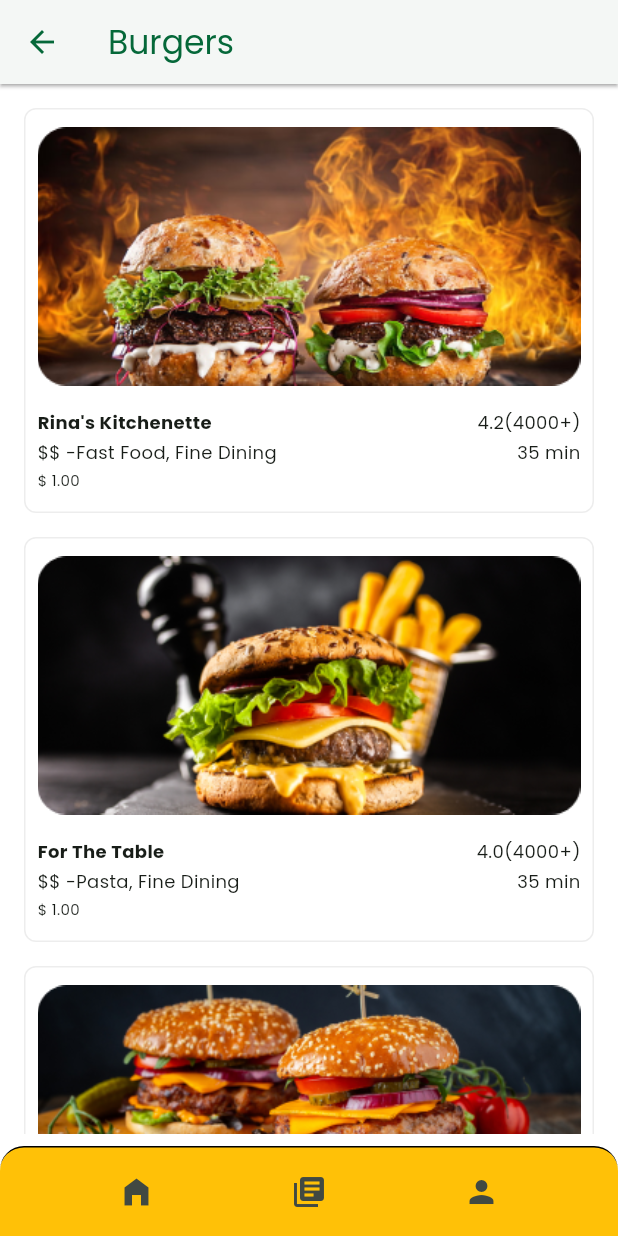
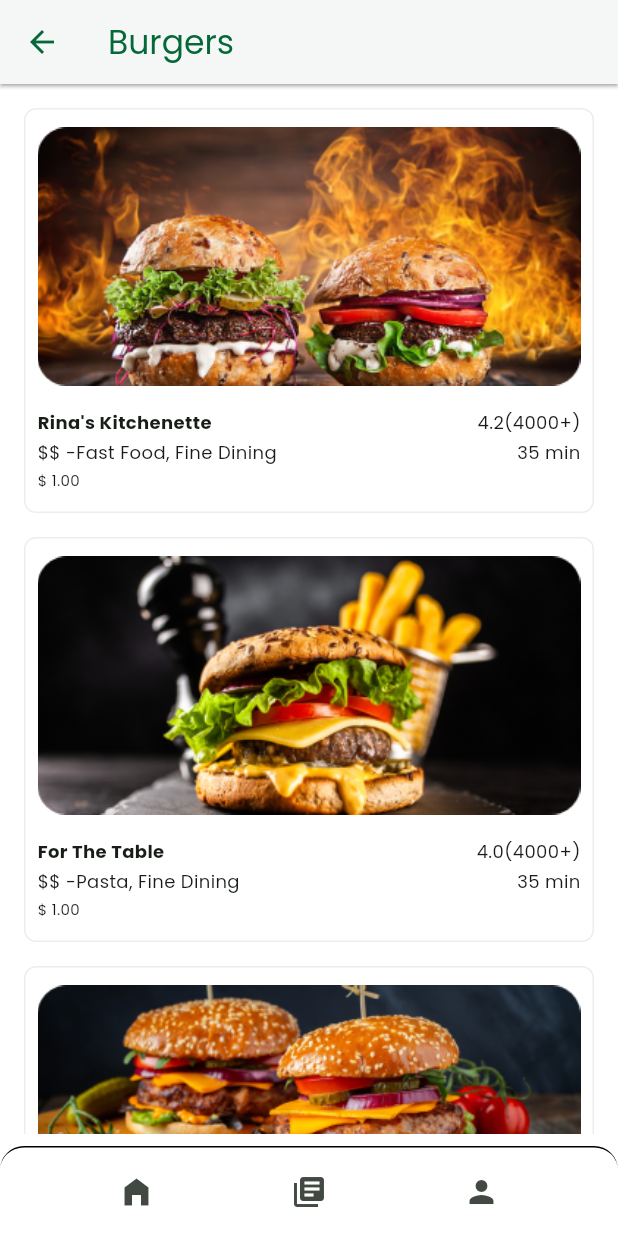
Before and after one commit to iamarsalanrashid/just-halal-app-inProgress, a Flutter app: the CuisinesScreen screen opened by its route, on a phone screen of 412 x 824 dp. Run offline on Flutter 3.47's test engine with Material 3 defaults, Android fonts, the phone set to English and light mode, and no system bars; our stand-ins replace community_charts_flutter, flutter_svg, flutter_svg_provider, pin_code_fields; project files that could hold a hidden picture were left out.

```diff
--- /dev/null
+++ b/lib/core/providers/foodService.dart
@@ -0,0 +1,5 @@
+import 'package:flutter/material.dart';
+
+class FoodService with ChangeNotifier {
+
+}
--- a/lib/screens/cuisines_screen.dart
+++ b/lib/screens/cuisines_screen.dart
@@ -39,7 +39,7 @@ class _CuisinesScreenState extends State<CuisinesScreen> {
         bottomNavigationBar: Container(
       height: 60,
       decoration: BoxDecoration(
-        color: Colors.amber,
+        color: Colors.white,
         borderRadius: BorderRadius.only(
             topRight: Radius.circular(
               16,
--- a/lib/screens/login_screen.dart
+++ b/lib/screens/login_screen.dart
@@ -105,7 +105,9 @@ class _LoginScreenState extends State<LoginScreen> {
             ),
             ElevatedButton(
               onPressed: () {
-                Navigator.of(context).pushNamed(LocationScreen.routeName);
+
+
+                // Navigator.of(context).pushNamed(LocationScreen.routeName);
               },
               child: Text(
                 'Sign In',
--- a/lib/screens/widgets/cuisine_screen_item.dart
+++ b/lib/screens/widgets/cuisine_screen_item.dart
@@ -1,5 +1,6 @@
 import 'package:flutter/material.dart';
 import 'package:halal_app/app_color.dart';
+import 'package:halal_app/screens/restaurant_screen.dart';
 
 class CuisineScreenItem extends StatelessWidget {
   const CuisineScreenItem({super.key});
@@ -12,7 +13,9 @@ class CuisineScreenItem extends StatelessWidget {
           physics: BouncingScrollPhysics(),
           child: Column(
             children: [
-              Container(
+              GestureDetector(
+                onTap: (){Navigator.of(context).pushNamed(RestaurantScreen.routeName);},
+                child: Container(
                   width: double.infinity,
                   height: 270,
                   margin: EdgeInsets.symmetric(
@@ -90,7 +93,11 @@ class CuisineScreenItem extends StatelessWidget {
                     ],
                   ),
                 ),
-              Container(
+              ),
+              GestureDetector(
+                onTap: (){Navigator.of(context).pushNamed(RestaurantScreen.routeName);},
+
+                child: Container(
                   width: double.infinity,
                   height: 270,
                   margin: EdgeInsets.symmetric(
@@ -168,7 +175,11 @@ class CuisineScreenItem extends StatelessWidget {
                     ],
                   ),
                 ),
-              Container(
+              ),
+              GestureDetector(
+                onTap: (){Navigator.of(context).pushNamed(RestaurantScreen.routeName);},
+
+                child: Container(
                   width: double.infinity,
                   height: 270,
                   margin: EdgeInsets.symmetric(
@@ -246,6 +257,7 @@ class CuisineScreenItem extends StatelessWidget {
                     ],
                   ),
                 ),
+              ),
             ],
           ),
         ),
```
Also changed, not shown: lib/core/providers/restaurantService.dart (line endings or trailing spaces). Lines whose indentation alone changed are shown as unchanged.
